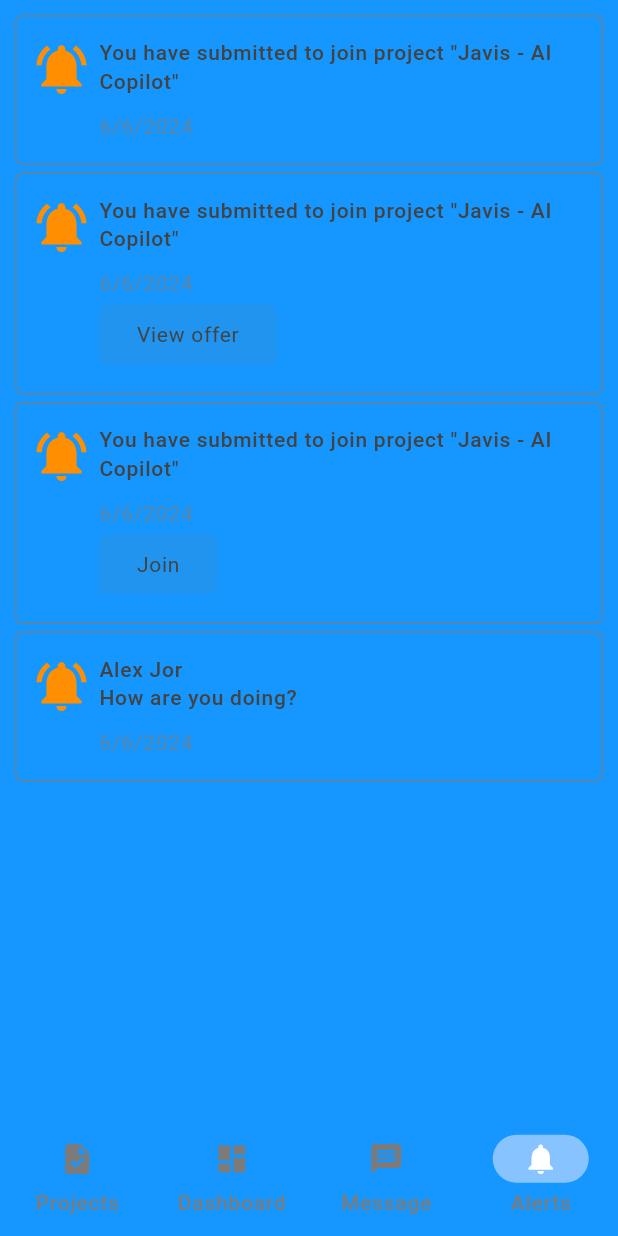
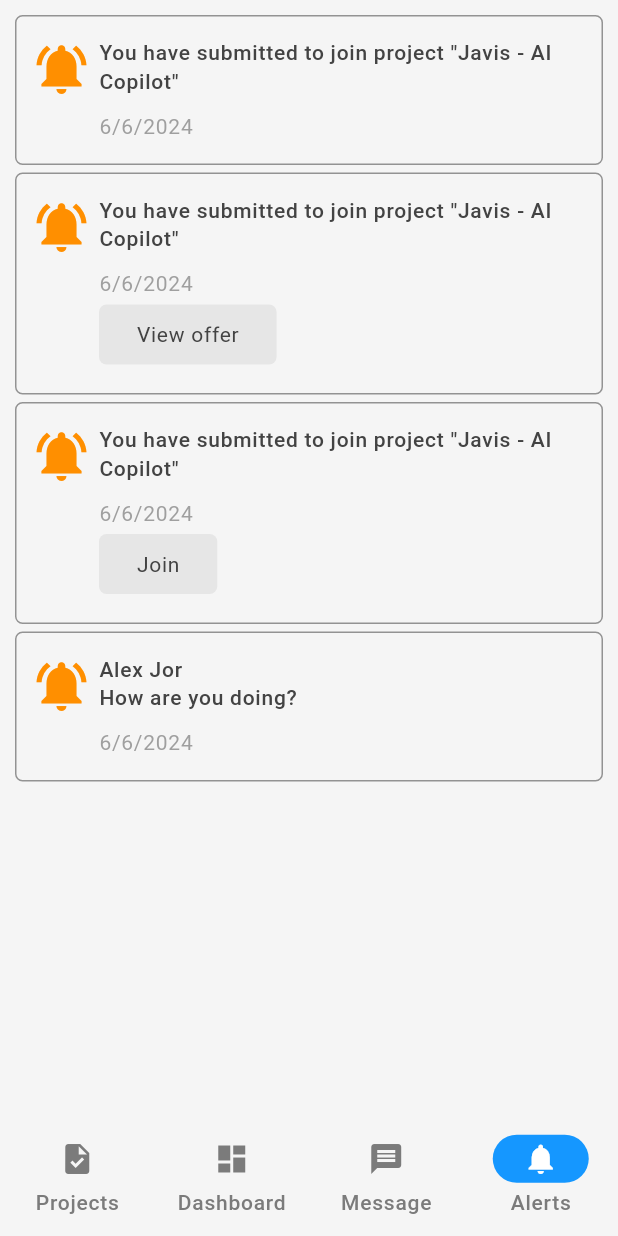
Before and after one commit to PhuocDinh462/student_hub, a Flutter app: the Navigation screen opened directly, item 4 of the bottom bar chosen, on a phone screen of 412 x 824 dp. Run offline on Flutter 3.47's test engine with Material 3 defaults, Android fonts, the phone set to English and light mode, and no system bars; drawn by our look-alikes of loader_overlay; our stand-ins replace awesome_snackbar_content, dio, dotted_border, dropdown_search, equatable, file_picker and 10 more; missing offline and left inert: country_flags, language_code, month_year_picker; accounts and stored records are empty; generated files the repository leaves out were written again; network calls fail.

Commit message:
style: Update theme colors and navigation indicator color

```diff
--- a/lib/constants/theme.dart
+++ b/lib/constants/theme.dart
@@ -30,10 +30,12 @@ class AppTheme {
       onPrimary: text_50,
       primaryContainer: text_100,
       secondaryContainer: text_50,
-        surface: primary_300,
+      surfaceTint: primary_300,
+      surface: text_50,
       onSurface: text_500,
       outline: Colors.transparent,
-        onSecondary: Colors.white),
+      onSecondary: Colors.white,
+    ),
     cardTheme: const CardTheme(
       color: text_50,
       surfaceTintColor: Colors.transparent,
@@ -84,9 +86,11 @@ class AppTheme {
       onPrimary: text_800,
       primaryContainer: text_800,
       secondaryContainer: text_900,
+      surfaceTint: text_800,
       surface: text_800,
       onSurface: text_50,
-        onSecondary: text_800),
+      onSecondary: text_800,
+    ),
     cardTheme: const CardTheme(
       color: text_800,
       surfaceTintColor: Colors.transparent,
--- a/lib/layout/account_header.dart
+++ b/lib/layout/account_header.dart
@@ -36,6 +36,7 @@ class AccountHeader extends StatelessWidget {
                 fontSize: 24,
               ),
             ),
+            if (!ModalRoute.of(context)!.settings.name!.contains('account'))
               IconButton(
                 icon: const Icon(
                   Icons.person,
--- a/lib/layout/navigation.dart
+++ b/lib/layout/navigation.dart
@@ -21,7 +21,9 @@ class _NavigationState extends State<Navigation> {
       bottomNavigationBar: NavigationBar(
         onDestinationSelected: (int index) =>
             setState(() => currentScreenIndex = index),
-        indicatorColor: primary_200,
+        indicatorColor: Theme.of(context).brightness == Brightness.light
+            ? primary_300
+            : primary_200,
         backgroundColor: Colors.transparent,
         selectedIndex: currentScreenIndex,
         destinations: const <Widget>[
```
Lines whose indentation alone changed are shown as unchanged.
